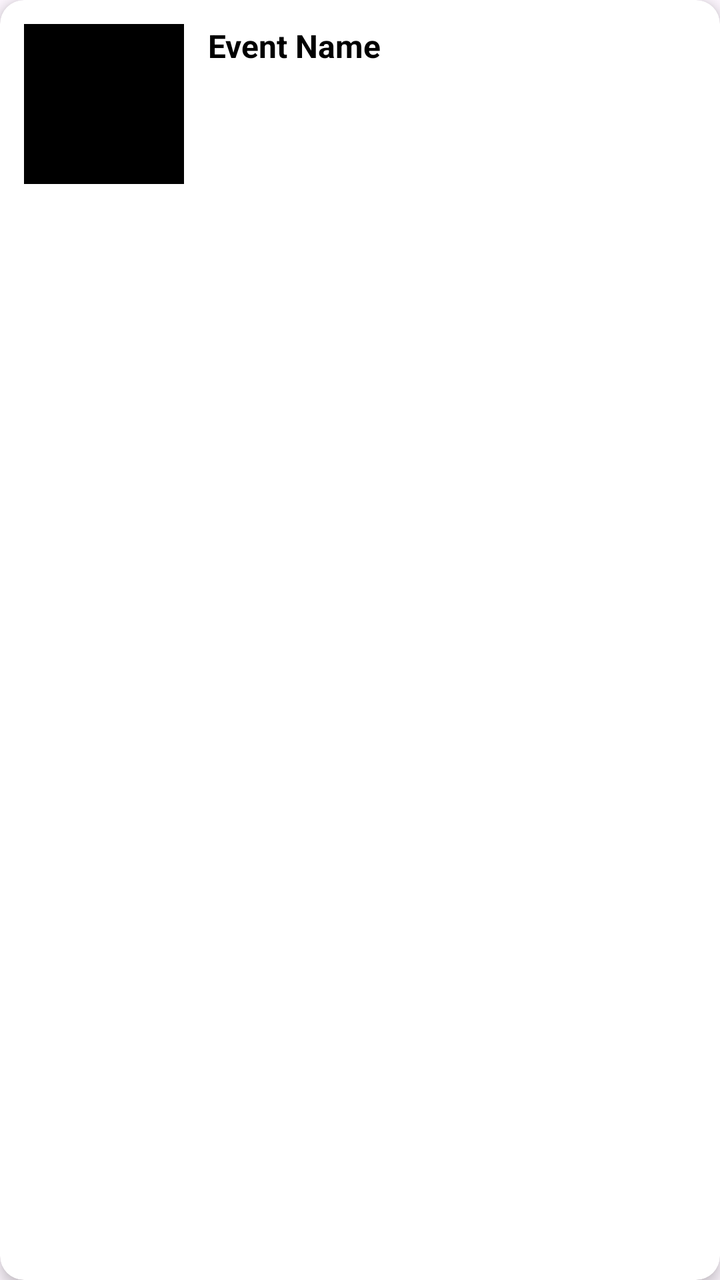
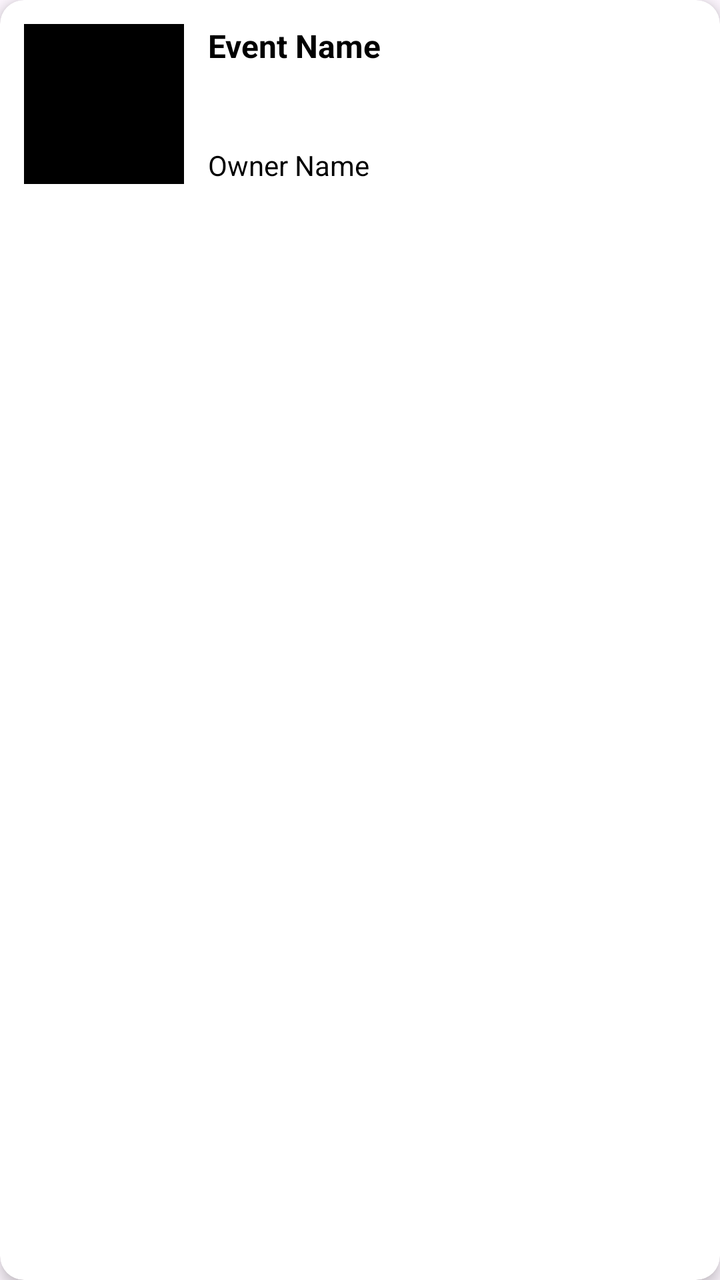

Two renders of the same Android screen: before a commit and after it. Below are the layout's source before the change and the commit's diff.
<!-- AndroidManifest.xml: application theme Theme.DicodingEvent -->
<!-- res/layout/item_event.xml -->
<?xml version="1.0" encoding="utf-8"?>
<androidx.cardview.widget.CardView xmlns:android="http://schemas.android.com/apk/res/android"
    xmlns:app="http://schemas.android.com/apk/res-auto"
    android:layout_width="match_parent"
    android:layout_height="wrap_content"
    android:layout_margin="8dp"
    app:cardCornerRadius="12dp"
    app:cardElevation="4dp">

    <LinearLayout
        android:layout_width="match_parent"
        android:layout_height="wrap_content"
        android:orientation="horizontal"
        android:padding="12dp">

        <ImageView
            android:id="@+id/ivEvent"
            android:layout_width="80dp"
            android:layout_height="80dp"
            android:contentDescription="@string/event_image"
            android:scaleType="centerCrop"
            android:background="@color/black"
            android:clipToOutline="true"
            android:layout_marginEnd="12dp" />

        <TextView
            android:id="@+id/tvName"
            android:layout_width="0dp"
            android:layout_height="wrap_content"
            android:layout_weight="1"
            android:text="Event Name"
            android:textSize="16sp"
            android:textStyle="bold"
            android:maxLines="2"
            android:ellipsize="end"
            android:textColor="@android:color/black" />

    </LinearLayout>

</androidx.cardview.widget.CardView>
<!-- resources referenced by this layout -->
<resources>
  <color name="black">#FF000000</color>
  <string name="event_image">Event Image</string>
  <style name="Theme.DicodingEvent" parent="Theme.Material3.DayNight.NoActionBar">
          
          <item name="colorPrimary">@color/purple_500</item>
          <item name="colorPrimaryVariant">@color/purple_700</item>
          <item name="colorOnPrimary">@color/white</item>
          
          <item name="colorSecondary">@color/teal_200</item>
          <item name="colorSecondaryVariant">@color/teal_700</item>
          <item name="colorOnSecondary">@color/black</item>
          
          <item name="android:statusBarColor">?attr/colorPrimaryVariant</item>
          <item name="colorOnSurfaceVariant">@android:color/darker_gray</item>
          
      </style>
  <color name="purple_500">#FF6200EE</color>
  <color name="purple_700">#FF3700B3</color>
  <color name="white">#FFFFFFFF</color>
  <color name="teal_200">#FF03DAC5</color>
  <color name="teal_700">#FF018786</color>
</resources>

<!-- the commit's change to res/layout/item_event.xml (unified diff, before → after) -->
@@ -23,17 +23,36 @@
             android:clipToOutline="true"
             android:layout_marginEnd="12dp" />
 
-        <TextView
-            android:id="@+id/tvName"
-            android:layout_width="0dp"
-            android:layout_height="wrap_content"
-            android:layout_weight="1"
-            android:text="Event Name"
-            android:textSize="16sp"
-            android:textStyle="bold"
-            android:maxLines="2"
-            android:ellipsize="end"
-            android:textColor="@android:color/black" />
+        <androidx.constraintlayout.widget.ConstraintLayout
+            android:layout_width="match_parent"
+            android:layout_height="match_parent"
+            android:orientation="vertical">
+
+            <TextView
+                android:id="@+id/tvName"
+                android:layout_width="match_parent"
+                android:layout_height="0dp"
+                app:layout_constraintTop_toTopOf="parent"
+                android:text="Event Name"
+                android:textSize="16sp"
+                android:textStyle="bold"
+                android:maxLines="2"
+                android:ellipsize="end"
+                android:textColor="@android:color/black" />
+
+            <TextView
+                android:id="@+id/tvOwnerName"
+                android:layout_width="match_parent"
+                android:layout_height="0dp"
+                app:layout_constraintBottom_toBottomOf="parent"
+                android:text="Owner Name"
+                android:textSize="14sp"
+                android:textStyle="normal"
+                android:maxLines="2"
+                android:ellipsize="end"
+                android:textColor="@android:color/black" />
+
+        </androidx.constraintlayout.widget.ConstraintLayout>
 
     </LinearLayout>
 
